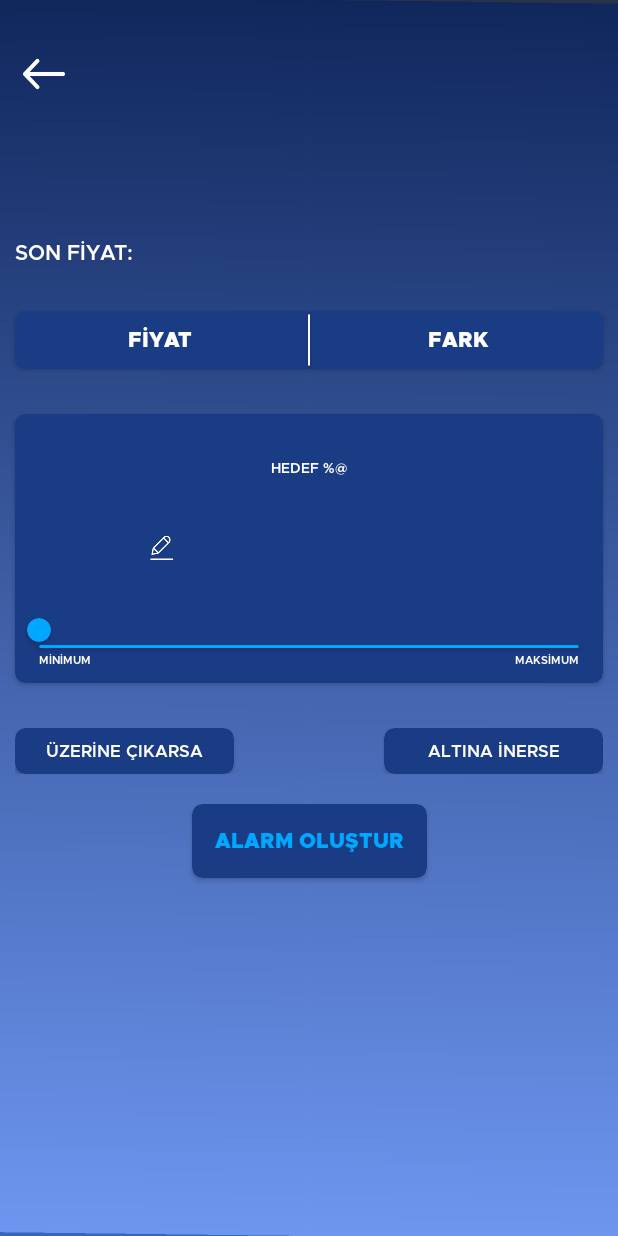
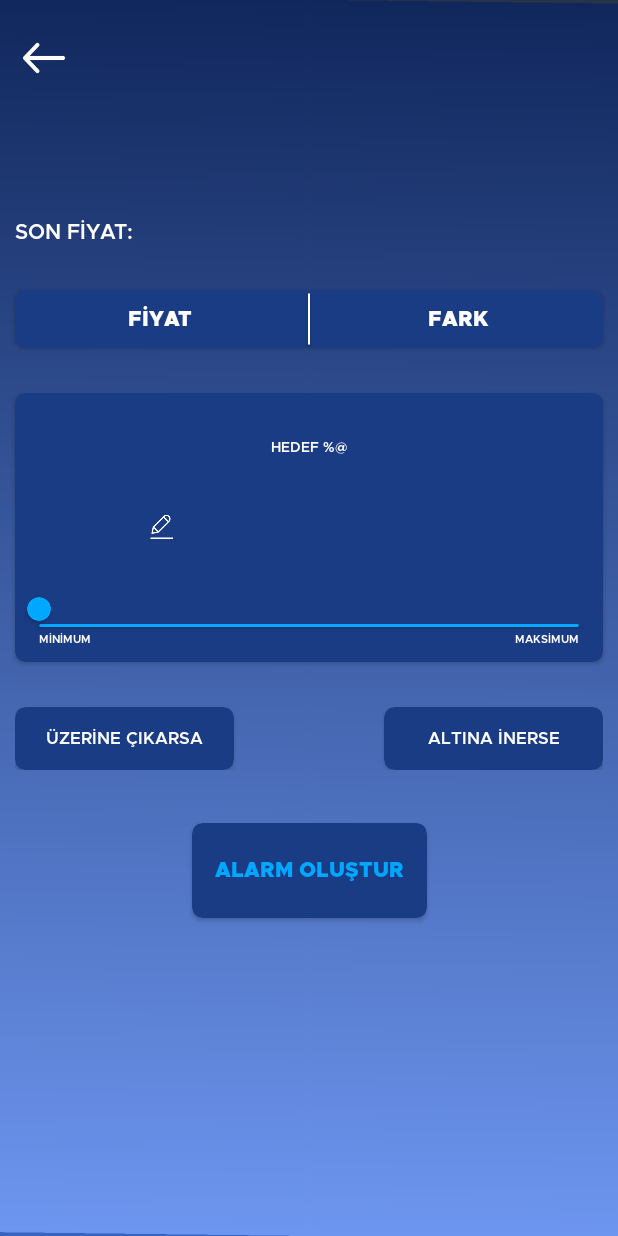
Before and after one commit to OdakMaden/Odak-Android, an Android app: the AlarmDetailActivity screen opened directly, with no data from a screen before it, on a phone screen of 412 x 824 dp. Run offline under Robolectric (Android 15) with nearby library versions, the phone set to English and light mode, and no system bars; 1 statement that could not run was skipped.

Commit message:
fix alarm detail desing

```diff
--- a/app/src/main/java/com/techzilla/odak/alarm/viewcontroller/AlarmDetailActivity.kt
+++ b/app/src/main/java/com/techzilla/odak/alarm/viewcontroller/AlarmDetailActivity.kt
@@ -304,6 +304,8 @@ class AlarmDetailActivity : AppCompatActivity() {
             }
             true
         }
+
+        binding.aimPrice.clearFocus()
     }
 
     private fun checkOnSliderWay(x:Float):Boolean{
--- a/app/src/main/res/layout/activity_alarm_detail.xml
+++ b/app/src/main/res/layout/activity_alarm_detail.xml
@@ -1,11 +1,17 @@
 <?xml version="1.0" encoding="utf-8"?>
-<androidx.constraintlayout.widget.ConstraintLayout xmlns:android="http://schemas.android.com/apk/res/android"
+<androidx.core.widget.NestedScrollView xmlns:android="http://schemas.android.com/apk/res/android"
     xmlns:app="http://schemas.android.com/apk/res-auto"
     xmlns:tools="http://schemas.android.com/tools"
     android:layout_width="match_parent"
     android:layout_height="match_parent"
     android:background="@drawable/default_background"
     tools:context=".alarm.viewcontroller.AlarmDetailActivity">
+
+    <androidx.constraintlayout.widget.ConstraintLayout
+        android:layout_width="match_parent"
+        android:layout_height="wrap_content"
+        app:layout_constraintTop_toTopOf="parent"
+        >
 
         <ImageButton
             android:id="@+id/back_btn"
@@ -241,6 +247,8 @@
                     android:id="@+id/if_up_button_text"
                     android:layout_width="match_parent"
                     android:layout_height="wrap_content"
+                    android:lines="2"
+                    android:gravity="center_vertical"
                     style="@style/odak.textview.alarm_detail.if_text"
                     android:text="@string/alarm.if_up.button"
                     />
@@ -259,6 +267,8 @@
                     android:id="@+id/if_down_button_text"
                     android:layout_width="match_parent"
                     android:layout_height="wrap_content"
+                    android:lines="2"
+                    android:gravity="center_vertical"
                     style="@style/odak.textview.alarm_detail.if_text"
                     android:text="@string/alarm.if_down.button"
                     />
@@ -269,9 +279,12 @@
             android:id="@+id/create_alarm_button"
             android:layout_width="wrap_content"
             android:layout_height="wrap_content"
-        android:layout_margin="20dp"
+            android:layout_marginHorizontal="20dp"
+            android:layout_marginTop="35dp"
+            android:layout_marginBottom="35dp"
             app:cardCornerRadius="7dp"
             app:cardBackgroundColor="@color/odak_blue"
+            app:layout_constraintBottom_toBottomOf="parent"
             app:layout_constraintTop_toBottomOf="@id/container_up_down"
             app:layout_constraintStart_toStartOf="parent"
             app:layout_constraintEnd_toEndOf="parent"
@@ -279,6 +292,8 @@
             <TextView
                 android:layout_width="match_parent"
                 android:layout_height="wrap_content"
+                android:lines="2"
+                android:gravity="center_vertical"
                 style="@style/odak.textview.alarm_detail.create_button"
                 android:text="@string/alarm.createAlarm.button"
                 />
@@ -301,5 +316,7 @@
         <include
             android:id="@+id/component_progress_bar"
             layout="@layout/component_progress_bar"/>
+    </androidx.constraintlayout.widget.ConstraintLayout>
 
-</androidx.constraintlayout.widget.ConstraintLayout>
+
+</androidx.core.widget.NestedScrollView>
--- a/app/src/main/res/values/themes.xml
+++ b/app/src/main/res/values/themes.xml
@@ -263,6 +263,8 @@
         <item name="android:textColor">@color/selector_selected_button</item>
         <item name="android:layout_marginTop">8dp</item>
         <item name="android:layout_marginBottom">8dp</item>
+        <item name="android:layout_marginStart">8dp</item>
+        <item name="android:layout_marginEnd">8dp</item>
         <item name="android:textAlignment">center</item>
         <item name="android:textSize">11sp</item>
         <item name="fontFamily">@font/metropolis_semi_bold</item>
```
Lines whose indentation alone changed are shown as unchanged.
